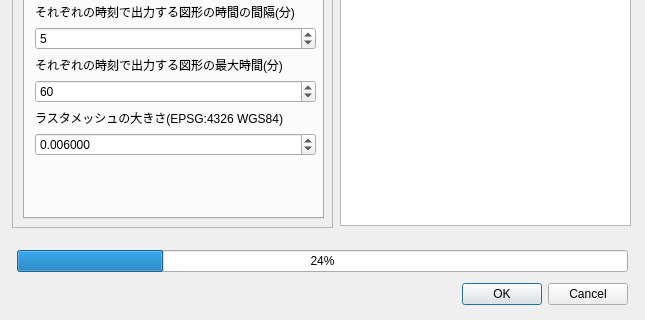
This is isochrone.ui in geogra-geogra/qgis-otp-multi-isochrone-plugin as Qt 5 draws it before an edit; both pictures show x 0 to 645 and y 535 to 855 of the 645 by 855 pixel window. The edited form follows.
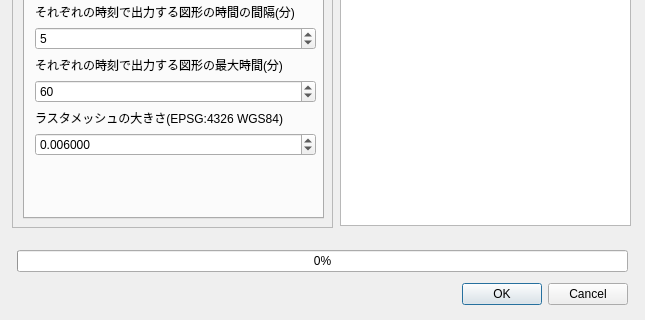
This is the edited form. Custom widgets are drawn as their Qt base class.

Commit message: fix text browser

The edit to the form file:
```diff
--- a/isochrone.ui
+++ b/isochrone.ui
@@ -503,7 +503,7 @@
     </widget>
    </widget>
   </widget>
-  <widget class="QWidget" name="">
+  <widget class="QWidget" name="layoutWidget">
    <property name="geometry">
     <rect>
      <x>17</x>
@@ -516,7 +516,7 @@
     <item row="0" column="0">
      <widget class="QProgressBar" name="progressBar">
       <property name="value">
-       <number>24</number>
+       <number>0</number>
       </property>
      </widget>
     </item>
```
Left out of the diff: 8 changed lines with no effect on the pictures.
